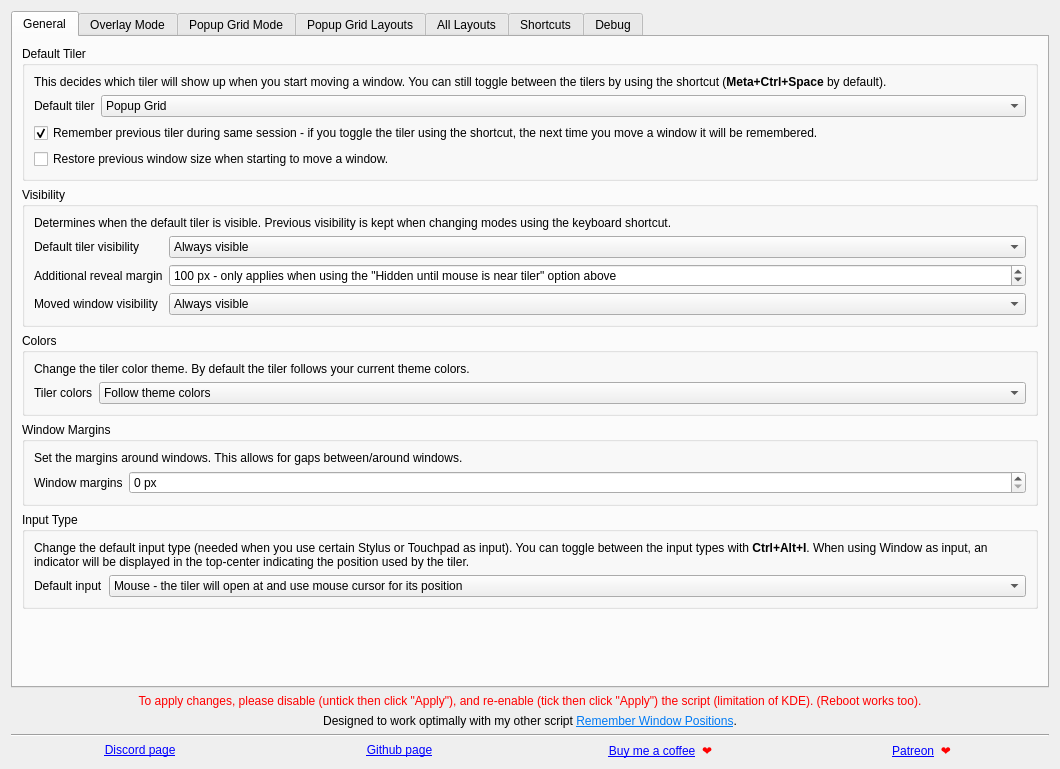
The window that src/contents/ui/config.ui (rxappdev/MouseTiler) describes before a commit, drawn with Qt 5.
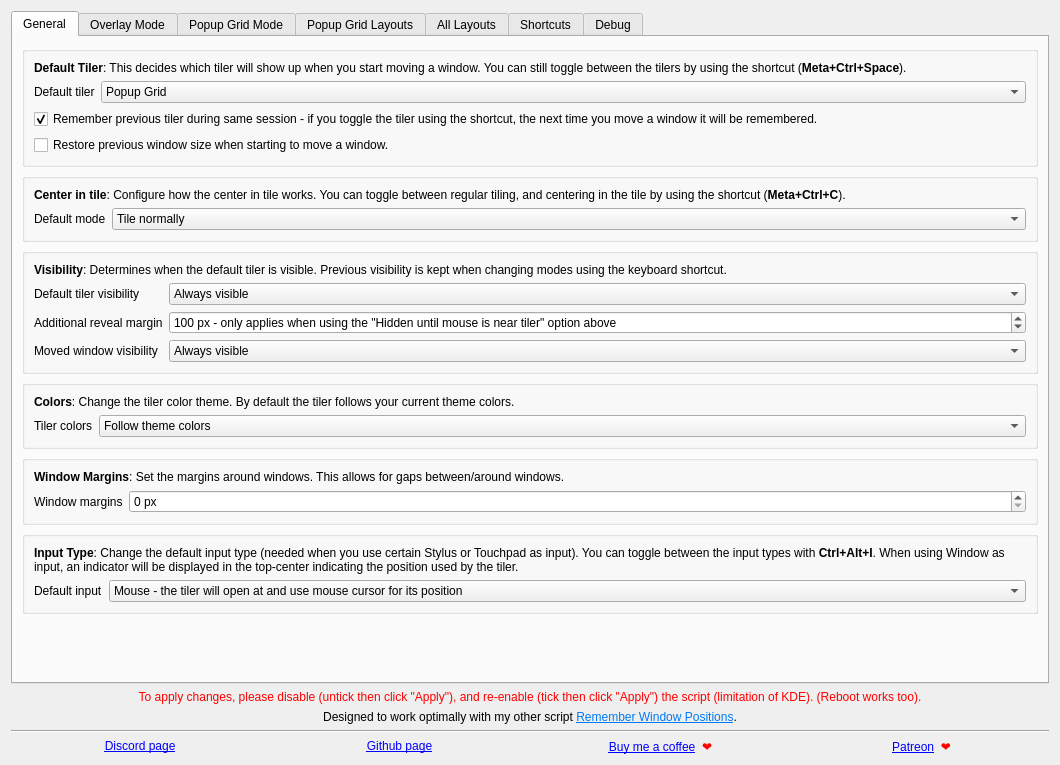
The same window after the commit. Icons and pictures are not drawn.

Commit message: Added new operation mode, Center In Tile. When enabled, the currently moved window will be centered in the tile without changing size. To center in tile, use the shortcut: Meta+Ctrl+C or change the default settings.

Diff of the .ui file:
```diff
--- a/src/contents/ui/config.ui
+++ b/src/contents/ui/config.ui
@@ -7,7 +7,7 @@
     <x>0</x>
     <y>0</y>
     <width>1060</width>
-    <height>769</height>
+    <height>765</height>
    </rect>
   </property>
   <property name="sizePolicy">
@@ -18,8 +18,8 @@
   </property>
   <property name="minimumSize">
    <size>
-    <width>950</width>
-    <height>500</height>
+    <width>1060</width>
+    <height>765</height>
    </size>
   </property>
   <layout class="QVBoxLayout" name="verticalLayout">
@@ -42,7 +42,7 @@
           <bool>true</bool>
          </property>
          <property name="title">
-          <string>Default Tiler</string>
+          <string/>
          </property>
          <property name="alignment">
           <set>Qt::AlignmentFlag::AlignLeading|Qt::AlignmentFlag::AlignLeft|Qt::AlignmentFlag::AlignTop</set>
@@ -54,7 +54,7 @@
           <item>
            <widget class="QLabel" name="label_restoreTypeExplanation">
             <property name="text">
-             <string>&lt;html&gt;&lt;head/&gt;&lt;body&gt;&lt;p&gt;This decides which tiler will show up when you start moving a window. You can still toggle between the tilers by using the shortcut (&lt;span style=&quot; font-weight:700;&quot;&gt;Meta+Ctrl+Space&lt;/span&gt; by default).&lt;/p&gt;&lt;/body&gt;&lt;/html&gt;</string>
+             <string>&lt;html&gt;&lt;head/&gt;&lt;body&gt;&lt;p&gt;&lt;span style=&quot; font-weight:700;&quot;&gt;Default Tiler&lt;/span&gt;: This decides which tiler will show up when you start moving a window. You can still toggle between the tilers by using the shortcut (&lt;span style=&quot; font-weight:700;&quot;&gt;Meta+Ctrl+Space&lt;/span&gt;).&lt;/p&gt;&lt;/body&gt;&lt;/html&gt;</string>
             </property>
             <property name="wordWrap">
              <bool>true</bool>
@@ -121,16 +121,76 @@
          </layout>
         </widget>
        </item>
+       <item>
+        <widget class="QGroupBox" name="groupBox_12">
+         <property name="title">
+          <string/>
+         </property>
+         <layout class="QVBoxLayout" name="verticalLayout_20">
+          <item>
+           <widget class="QLabel" name="label_54">
+            <property name="text">
+             <string>&lt;html&gt;&lt;head/&gt;&lt;body&gt;&lt;p&gt;&lt;span style=&quot; font-weight:700;&quot;&gt;Center in tile&lt;/span&gt;: Configure how the center in tile works. You can toggle between regular tiling, and centering in the tile by using the shortcut (&lt;span style=&quot; font-weight:700;&quot;&gt;Meta+Ctrl+C&lt;/span&gt;).&lt;/p&gt;&lt;/body&gt;&lt;/html&gt;</string>
+            </property>
+            <property name="wordWrap">
+             <bool>true</bool>
+            </property>
+           </widget>
+          </item>
+          <item>
+           <layout class="QFormLayout" name="formLayout_7">
+            <item row="0" column="0">
+             <widget class="QLabel" name="label_55">
+              <property name="text">
+               <string>Default mode</string>
+              </property>
+             </widget>
+            </item>
+            <item row="0" column="1">
+             <widget class="QComboBox" name="kcfg_centerInTileMode">
+              <property name="sizePolicy">
+               <sizepolicy hsizetype="Expanding" vsizetype="Fixed">
+                <horstretch>0</horstretch>
+                <verstretch>0</verstretch>
+               </sizepolicy>
+              </property>
+              <item>
+               <property name="text">
+                <string>Tile normally</string>
+               </property>
+              </item>
+              <item>
+               <property name="text">
+                <string>Tile normally first time, then remember previous mode during same session</string>
+               </property>
+              </item>
+              <item>
+               <property name="text">
+                <string>Center in tile</string>
+               </property>
+              </item>
+              <item>
+               <property name="text">
+                <string>Center in tile first time, then remember previous mode during same session</string>
+               </property>
+              </item>
+             </widget>
+            </item>
+           </layout>
+          </item>
+         </layout>
+        </widget>
+       </item>
        <item>
         <widget class="QGroupBox" name="groupBox_11">
          <property name="title">
-          <string>Visibility</string>
+          <string/>
          </property>
          <layout class="QVBoxLayout" name="verticalLayout_15">
           <item>
            <widget class="QLabel" name="label_22">
             <property name="text">
-             <string>Determines when the default tiler is visible. Previous visibility is kept when changing modes using the keyboard shortcut.</string>
+             <string>&lt;html&gt;&lt;head/&gt;&lt;body&gt;&lt;p&gt;&lt;span style=&quot; font-weight:700;&quot;&gt;Visibility&lt;/span&gt;: Determines when the default tiler is visible. Previous visibility is kept when changing modes using the keyboard shortcut.&lt;/p&gt;&lt;/body&gt;&lt;/html&gt;</string>
             </property>
             <property name="wordWrap">
              <bool>true</bool>
@@ -245,13 +305,13 @@
        <item>
         <widget class="QGroupBox" name="groupBox_6">
          <property name="title">
-          <string>Colors</string>
+          <string/>
          </property>
          <layout class="QVBoxLayout" name="verticalLayout_14">
           <item>
            <widget class="QLabel" name="label_42">
             <property name="text">
-             <string>Change the tiler color theme. By default the tiler follows your current theme colors.</string>
+             <string>&lt;html&gt;&lt;head/&gt;&lt;body&gt;&lt;p&gt;&lt;span style=&quot; font-weight:700;&quot;&gt;Colors&lt;/span&gt;: Change the tiler color theme. By default the tiler follows your current theme colors.&lt;/p&gt;&lt;/body&gt;&lt;/html&gt;</string>
             </property>
            </widget>
           </item>
@@ -335,13 +395,13 @@
           <bool>true</bool>
          </property>
          <property name="title">
-          <string>Window Margins</string>
+          <string/>
          </property>
          <layout class="QVBoxLayout" name="verticalLayout_9">
           <item>
            <widget class="QLabel" name="label_28">
             <property name="text">
-             <string>Set the margins around windows. This allows for gaps between/around windows.</string>
+             <string>&lt;html&gt;&lt;head/&gt;&lt;body&gt;&lt;p&gt;&lt;span style=&quot; font-weight:700;&quot;&gt;Window Margins&lt;/span&gt;: Set the margins around windows. This allows for gaps between/around windows.&lt;/p&gt;&lt;/body&gt;&lt;/html&gt;</string>
             </property>
             <property name="wordWrap">
              <bool>true</bool>
@@ -387,13 +447,13 @@
        <item>
         <widget class="QGroupBox" name="groupBox_9">
          <property name="title">
-          <string>Input Type</string>
+          <string/>
          </property>
          <layout class="QVBoxLayout" name="verticalLayout_18">
           <item>
            <widget class="QLabel" name="label_44">
             <property name="text">
-             <string>&lt;html&gt;&lt;head/&gt;&lt;body&gt;&lt;p&gt;Change the default input type (needed when you use certain Stylus or Touchpad as input). You can toggle between the input types with &lt;span style=&quot; font-weight:700;&quot;&gt;Ctrl+Alt+I&lt;/span&gt;. When using Window as input, an indicator will be displayed in the top-center indicating the position used by the tiler.&lt;/p&gt;&lt;/body&gt;&lt;/html&gt;</string>
+             <string>&lt;html&gt;&lt;head/&gt;&lt;body&gt;&lt;p&gt;&lt;span style=&quot; font-weight:700;&quot;&gt;Input Type&lt;/span&gt;: Change the default input type (needed when you use certain Stylus or Touchpad as input). You can toggle between the input types with &lt;span style=&quot; font-weight:700;&quot;&gt;Ctrl+Alt+I&lt;/span&gt;. When using Window as input, an indicator will be displayed in the top-center indicating the position used by the tiler.&lt;/p&gt;&lt;/body&gt;&lt;/html&gt;</string>
             </property>
             <property name="wordWrap">
              <bool>true</bool>
```
Left out of the diff: 306 changed lines with no effect on the pictures. The commit also changes 4 other files.
